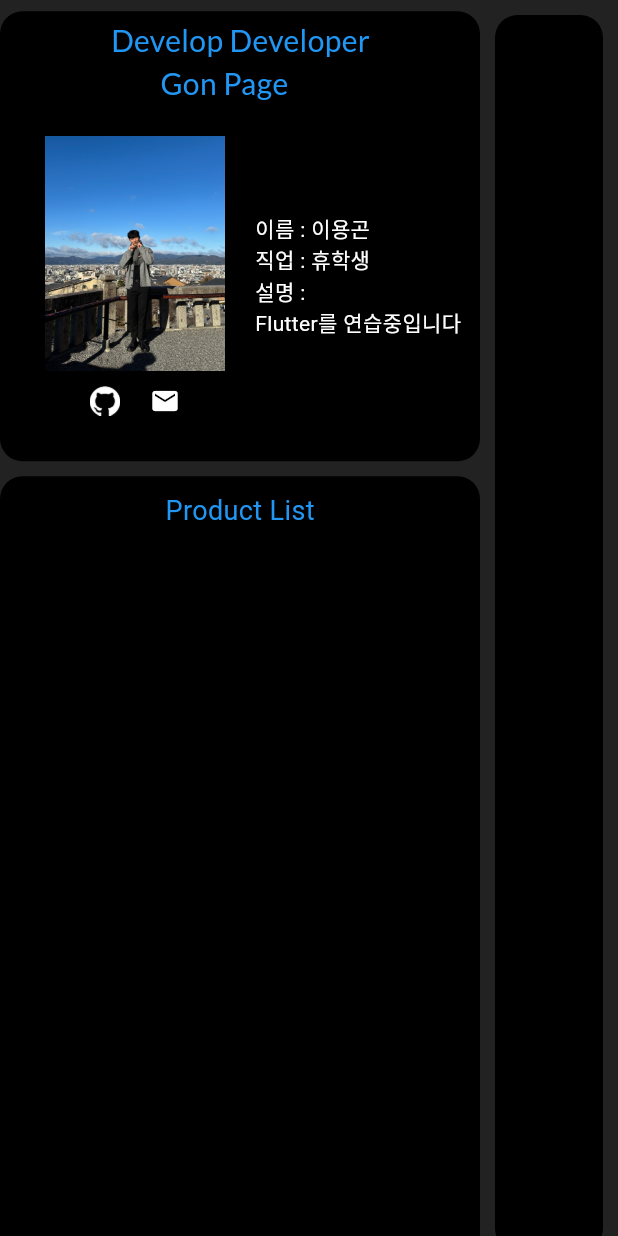
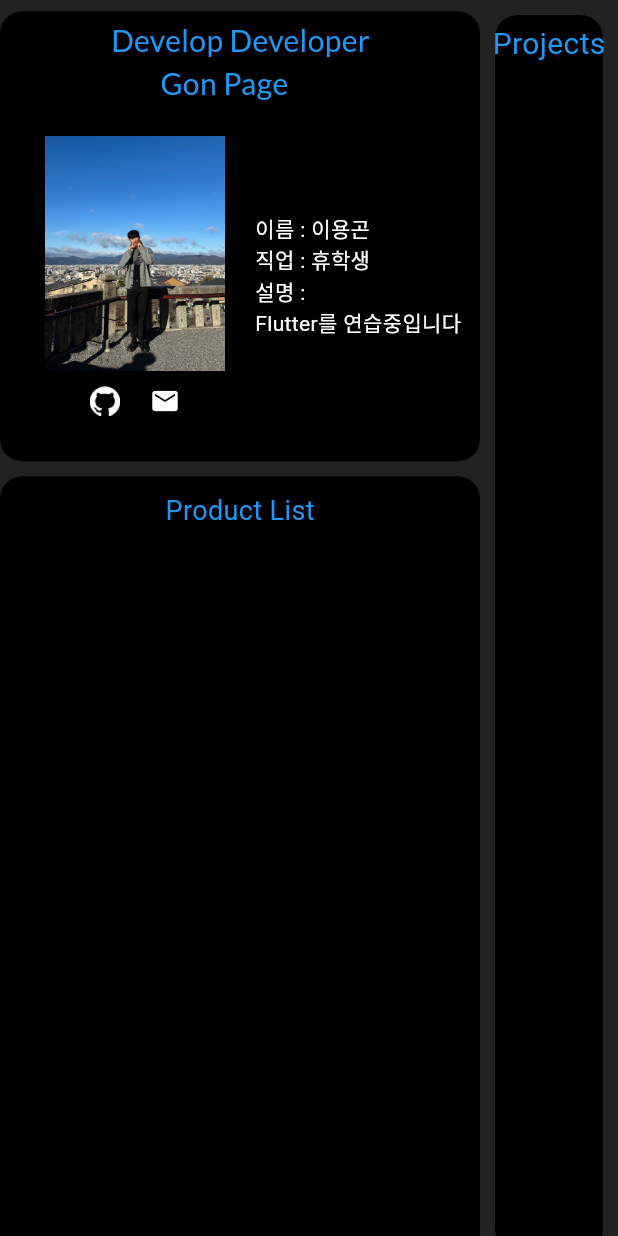
Before and after one commit to Leeyonggon/Homepage, a Flutter app: the screen it shows after launch, on a phone screen of 412 x 824 dp. Run offline on Flutter 3.47's test engine with Material 3 defaults, Android fonts, the phone set to English and light mode, and no system bars; our stand-ins replace flutter_svg, get, google_fonts; missing offline and left inert: dart:js.

```diff
--- a/lib/screens/First/MainScreen.dart
+++ b/lib/screens/First/MainScreen.dart
@@ -25,14 +25,8 @@ class MScreen extends StatelessWidget {
         children: [
           SingleChildScrollView(
             controller: VScroll,
-            scrollDirection: Axis.vertical,
             child: Row(
               children: [
-                Container(
-                  child: const SingleChildScrollView(
-                    scrollDirection: Axis.horizontal,
-                  ),
-                ),
                 const Column(
                   children: [Introduce(), ProductList()],
                 ),
@@ -46,9 +40,9 @@ class MScreen extends StatelessWidget {
                   ),
                 ),
               ],
-            ) //추후에 가로 Scroll은 Hscroll을 사용
-            ,
-          ),
+            ),
+          ) //추후에 가로 Scroll은 Hscroll을 사용
+          ,
         ],
       ),
     );
--- a/lib/screens/First/showproduct.dart
+++ b/lib/screens/First/showproduct.dart
@@ -1,6 +1,8 @@
+import 'package:flutter/cupertino.dart';
 import 'package:flutter/material.dart';
 import 'package:flutter/rendering.dart';
 import 'package:flutter/widgets.dart';
+import 'package:website/screens/First/component.dart';
 
 class ShowProduct extends StatefulWidget {
   const ShowProduct({super.key, required this.HScorll});
@@ -10,12 +12,23 @@ class ShowProduct extends StatefulWidget {
   State<ShowProduct> createState() => _ShowProductState();
 }
 
+int index = 1;
+
 class _ShowProductState extends State<ShowProduct> {
+  double sPos = 0;
+
+  @override
+  void initState() {
+    // TODO: implement initState
+    super.initState();
+  }
+
   @override
   Widget build(BuildContext context) {
     double h = MediaQuery.of(context).size.height;
     double w = MediaQuery.of(context).size.width;
     return Stack(
+      alignment: Alignment.topCenter,
       children: [
         Container(
           margin: const EdgeInsets.all(10.0),
@@ -25,7 +38,17 @@ class _ShowProductState extends State<ShowProduct> {
               borderRadius: BorderRadius.circular(15), color: Colors.black),
           height: h,
           width: w - 320,
-        )
+        ),
+        const Column(children: [
+          SizedBox(
+            height: 15,
+          ),
+          Text(
+            'Projects',
+            style: TextStyle(color: Colors.blue, fontSize: 20),
+          ),
+        ]),
+        //const Exhibition(),
       ],
     );
   }
```
Also changed, not shown: lib/screens/First/component.dart (added, +25 -0 lines).
